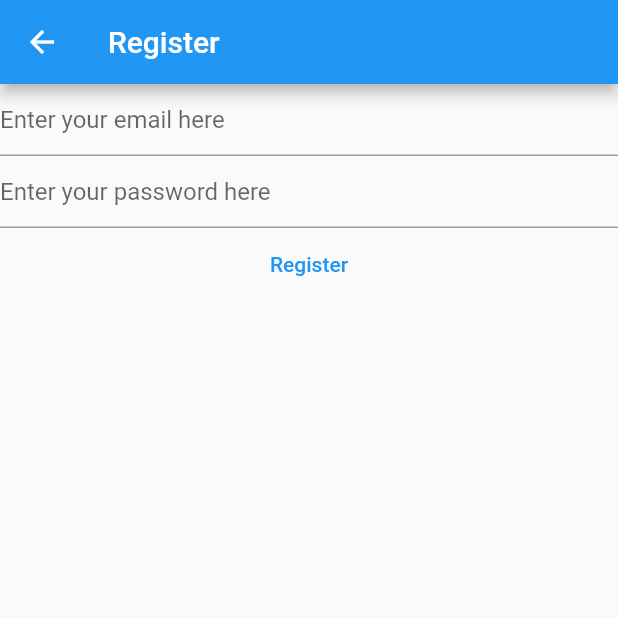
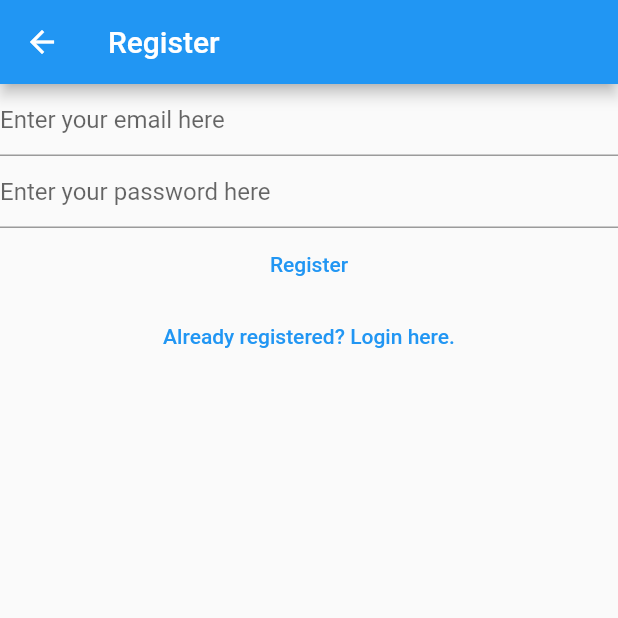
Before and after one commit to daniel-molina23/mynotes, a Flutter app: the RegisterView screen opened directly, on a phone screen of 412 x 824 dp, the top half of it. Run offline on Flutter 3.47's test engine with Material 2 defaults, Android fonts, the phone set to English and light mode, and no system bars; our stand-ins replace firebase_auth, firebase_core; accounts and stored records are empty; network calls fail.

```diff
--- a/lib/views/register_view.dart
+++ b/lib/views/register_view.dart
@@ -34,30 +34,23 @@ class _RegisterViewState extends State<RegisterView> {
         appBar: AppBar(
           title: const Text('Register'),
         ),
-        body: FutureBuilder(
-          future: Firebase.initializeApp(
-            options: DefaultFirebaseOptions.currentPlatform,
-          ),
-          builder: (context, snapshot) {
-            switch (snapshot.connectionState) {
-              case ConnectionState.done:
-                return Column(
+        body: Column(
           children: [
             TextField(
               controller: _email,
               enableSuggestions: false,
               autocorrect: false,
               keyboardType: TextInputType.emailAddress,
-                      decoration: const InputDecoration(
-                          hintText: 'Enter your email here'),
+              decoration:
+                  const InputDecoration(hintText: 'Enter your email here'),
             ),
             TextField(
               controller: _password,
               obscureText: true,
               enableSuggestions: false,
               autocorrect: false,
-                      decoration: const InputDecoration(
-                          hintText: 'Enter your password here'),
+              decoration:
+                  const InputDecoration(hintText: 'Enter your password here'),
             ),
             TextButton(
               onPressed: (() async {
@@ -82,12 +75,13 @@ class _RegisterViewState extends State<RegisterView> {
               }),
               child: const Text('Register'),
             ),
+            TextButton(
+                onPressed: () {
+                  Navigator.of(context)
+                      .pushNamedAndRemoveUntil('/login/', (route) => false);
+                },
+                child: const Text('Already registered? Login here.'))
           ],
-                );
-              default:
-                return const Text('Loading...');
-            }
-          },
         ));
   }
 }
```
Also changed, not shown: lib/main.dart (+13 -11 lines), lib/views/login_view.dart (+15 -26 lines), lib/views/verify_email.dart (added, +27 -0 lines). Lines whose indentation alone changed are shown as unchanged.
